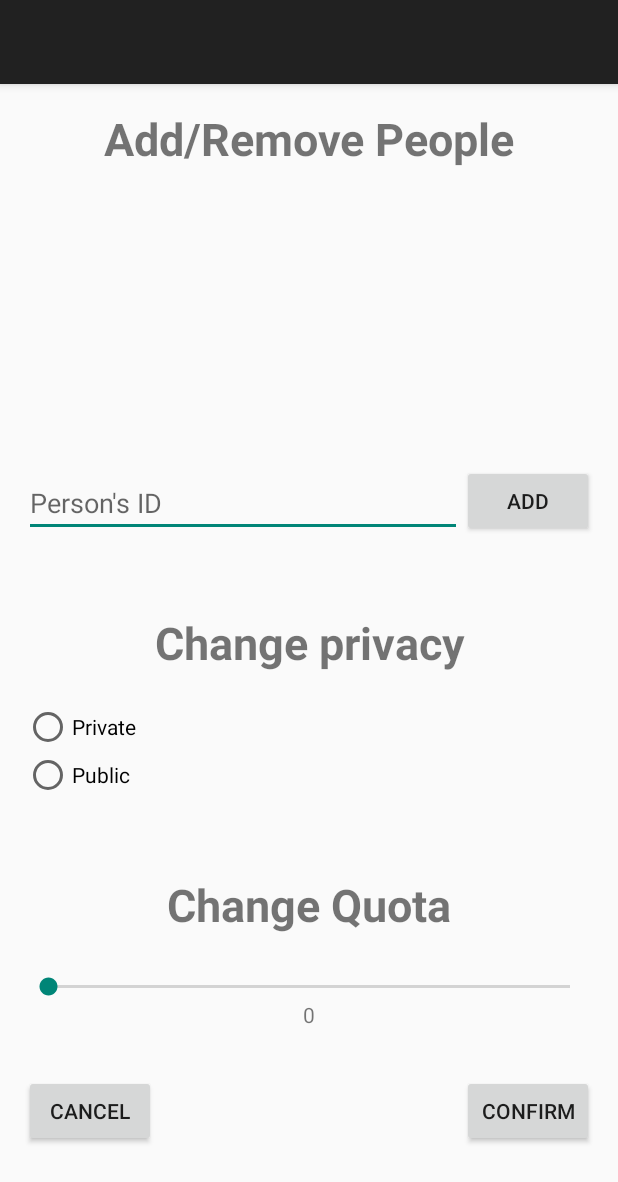
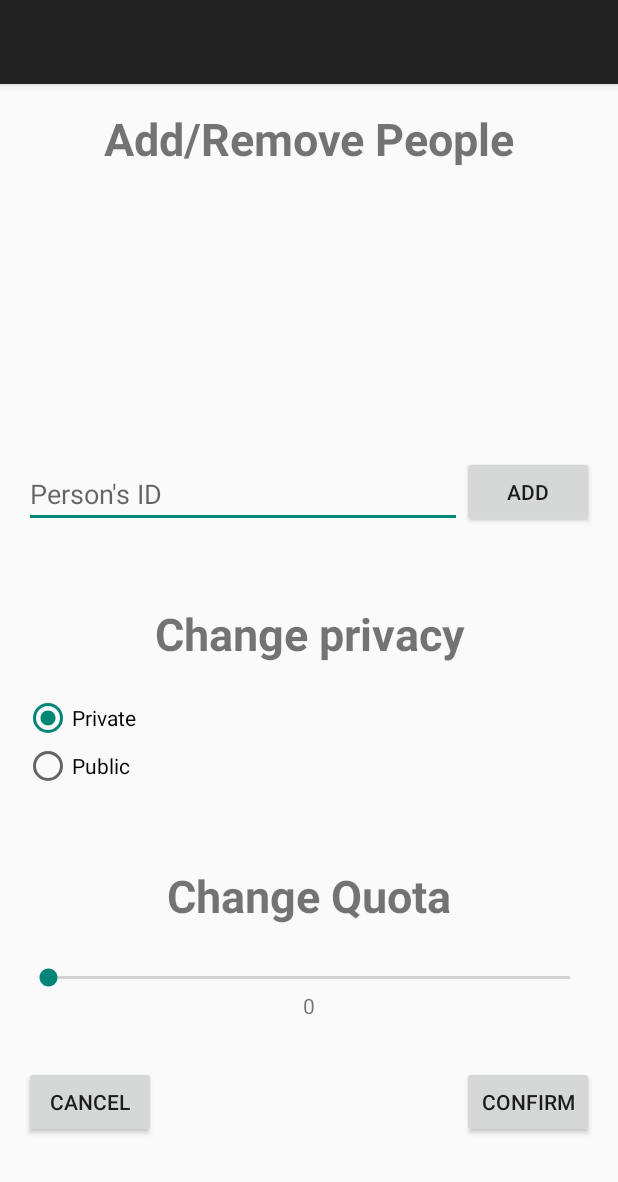
Before and after one commit to davidcalimero/AirDesk, an Android app: the SettingsActivity screen opened directly, with no data from a screen before it, on a phone screen of 412 x 824 dp. Shown: the top 1182 px of the screen. Run offline under Robolectric (Android 15) with nearby library versions, the phone set to English and light mode, and no system bars; 9 statements that could not run were skipped.

Commit message:
Settings Activity updated.
ListView items still being in need of treatment.
Workspace partially edited. User List is saving (prolly incorrectly).

Quota and Privacy Activities taken down.

Need of tags in workspace.

```diff
--- a/app/src/main/java/pt/ulisboa/tecnico/cmov/airdesk/SettingsActivity.java
+++ b/app/src/main/java/pt/ulisboa/tecnico/cmov/airdesk/SettingsActivity.java
@@ -8,6 +8,7 @@ import android.widget.AdapterView;
 import android.widget.ArrayAdapter;
 import android.widget.EditText;
 import android.widget.ListView;
+import android.widget.RadioButton;
 import android.widget.SeekBar;
 import android.widget.TextView;
 import android.widget.Toast;
@@ -15,19 +16,15 @@ import android.widget.Toast;
 import java.util.ArrayList;
 
 import pt.ulisboa.tecnico.cmov.airdesk.other.FileManager;
-//import pt.ulisboa.tecnico.cmov.airdesk.other.FlowManager;
+import pt.ulisboa.tecnico.cmov.airdesk.other.FlowManager;
 import pt.ulisboa.tecnico.cmov.airdesk.other.User;
 import pt.ulisboa.tecnico.cmov.airdesk.other.Workspace;
-
 
 public class SettingsActivity extends ActionBarActivity {
 
     public static final String WORKSPACE_NAME = "workspaceName";
-    public static final String PRIVACY = "privacy";
-    public static final String QUOTA = "quota";
 
     private String workspaceName;
-    private Workspace workspace;
 
     // Privacy
     private Workspace.MODE privacy;
@@ -50,7 +47,7 @@ public class SettingsActivity extends ActionBarActivity {
         workspaceName = (String) bundle.get(WORKSPACE_NAME);
         ApplicationContext applicationContext = (ApplicationContext) getApplicationContext();
         User activeUser = applicationContext.getActiveUser();
-        workspace = activeUser.getWorkspaceList().get(workspaceName);
+        Workspace workspace = activeUser.getWorkspaceList().get(workspaceName);
         if(workspace == null) {
             Log.e("SettingsActivity", "This is a problem: Workspace " + workspaceName + " doesn't exist.");
             finish();
@@ -74,6 +71,20 @@ public class SettingsActivity extends ActionBarActivity {
 
         populateView();
 
+        //////////////////////////////////////////////
+        // Privacy
+        RadioButton publicButton = (RadioButton) findViewById(R.id.publicButton);
+        RadioButton privateButton = (RadioButton) findViewById(R.id.privateButton);
+
+        if(workspace.getPrivacy() == Workspace.MODE.PUBLIC){
+            publicButton.setChecked(true);
+            privateButton.setChecked(false);
+        } else {
+            publicButton.setChecked(false);
+            privateButton.setChecked(true);
+        }
+
+        //////////////////////////////////////////////
         // Quota
         SeekBar quotaSeekBar = (SeekBar) findViewById(R.id.seekBar);
         final TextView quotaText = (TextView) findViewById(R.id.quotaValue);
@@ -152,7 +163,7 @@ public class SettingsActivity extends ActionBarActivity {
 
     // Final Buttons
     public void confirm(View v){
-        // Change Workspace
+        FlowManager.notifyEditWorkspace(getApplicationContext(), workspaceName, list, privacy, ((long) quota) * 1048576);
         finish();
     }
 
--- a/app/src/main/java/pt/ulisboa/tecnico/cmov/airdesk/other/FlowManager.java
+++ b/app/src/main/java/pt/ulisboa/tecnico/cmov/airdesk/other/FlowManager.java
@@ -68,4 +68,8 @@ public class FlowManager {
         return user.getWorkspaceList().get(workspaceName).getFiles().get(fileName).getContent(context);
     }
 
+    public static void notifyEditWorkspace(Context context, String workspaceName, ArrayList<CharSequence> users, Workspace.MODE privacy, long quota){
+        Workspace w = ((ApplicationContext) context).getActiveUser().getWorkspaceList().get(workspaceName);
+        w.editWorkspace(users, privacy, quota);
+    }
 }
--- a/app/src/main/res/layout/activity_settings.xml
+++ b/app/src/main/res/layout/activity_settings.xml
@@ -29,17 +29,6 @@
                 android:gravity="center_horizontal" />
 
 
-            <ScrollView
-                android:layout_width="match_parent"
-                android:layout_height="200dp"
-                android:id="@+id/userScroll"
-                android:layout_below="@+id/editPeopleView"
-                android:layout_alignRight="@+id/button"
-                android:layout_alignEnd="@+id/button">
-
-                <LinearLayout
-                    android:layout_width="match_parent"
-                    android:layout_height="match_parent">
             <ListView
                 android:id="@+id/personList"
                 android:layout_width="match_parent"
@@ -47,19 +36,17 @@
                 android:layout_alignParentLeft="true"
                 android:layout_alignParentStart="true"
                 android:layout_below="@+id/editPeopleView" />
-                </LinearLayout>
-            </ScrollView>
 
             <EditText
                 android:layout_width="wrap_content"
                 android:layout_height="wrap_content"
                 android:id="@+id/personID"
                 android:hint="@string/personID"
-                android:layout_below="@+id/userScroll"
                 android:layout_alignParentLeft="true"
                 android:layout_alignParentStart="true"
                 android:layout_toLeftOf="@+id/button"
-                android:layout_toStartOf="@+id/button" />
+                android:layout_toStartOf="@+id/button"
+                android:layout_below="@+id/personList" />
 
             <Button
                 style="?android:attr/buttonStyleSmall"
@@ -104,14 +91,14 @@
                     android:layout_width="wrap_content"
                     android:layout_height="wrap_content"
                     android:text="@string/private_privacy"
-                    android:id="@+id/radioButton"
+                    android:id="@+id/privateButton"
                     android:onClick="onPrivateButtonPressed" />
 
                 <RadioButton
                     android:layout_width="wrap_content"
                     android:layout_height="wrap_content"
                     android:text="@string/public_privacy"
-                    android:id="@+id/radioButton2"
+                    android:id="@+id/publicButton"
                     android:onClick="onPublicButtonPressed" />
             </RadioGroup>
 
```
Also changed, not shown: app/src/main/AndroidManifest.xml (+0 -8 lines), app/src/main/java/pt/ulisboa/tecnico/cmov/airdesk/PrivacyActivity.java (deleted, +0 -49 lines), app/src/main/java/pt/ulisboa/tecnico/cmov/airdesk/QuotaActivity.java (deleted, +0 -53 lines), app/src/main/java/pt/ulisboa/tecnico/cmov/airdesk/other/Workspace.java (+19 -3 lines), app/src/main/res/layout/activity_privacy.xml (deleted, +0 -44 lines), app/src/main/res/layout/activity_quota.xml (deleted, +0 -40 lines). Lines whose indentation alone changed are shown as unchanged.
